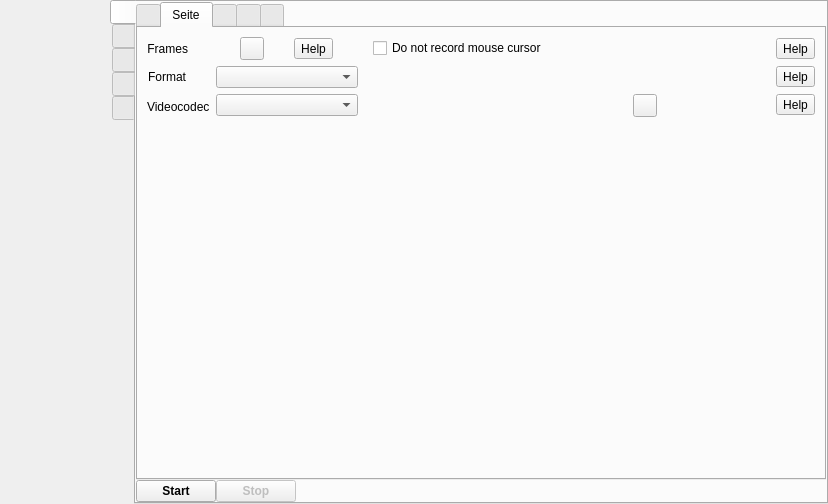
First picture: the form in src/wayland/formMainWindow_wl.ui, repository vkohaupt/vokoscreenNG, before the edit.
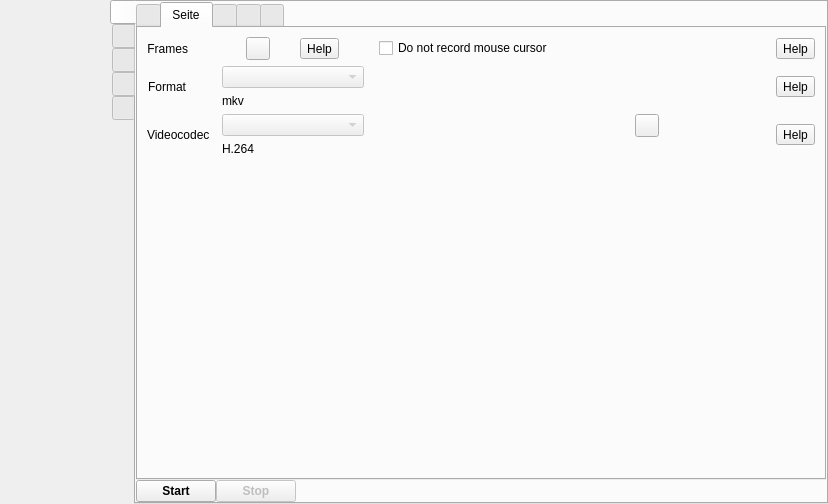
Second picture: the form after the edit. Icons and pictures are not drawn.

The edit to the form file:
```diff
--- a/src/wayland/formMainWindow_wl.ui
+++ b/src/wayland/formMainWindow_wl.ui
@@ -1106,31 +1106,8 @@
                        </property>
                       </widget>
                      </item>
-                     <item>
-                      <spacer name="verticalSpacer_11">
-                       <property name="orientation">
-                        <enum>Qt::Vertical</enum>
-                       </property>
-                       <property name="sizeType">
-                        <enum>QSizePolicy::Preferred</enum>
-                       </property>
-                       <property name="sizeHint" stdset="0">
-                        <size>
-                         <width>30</width>
-                         <height>40</height>
-                        </size>
-                       </property>
-                      </spacer>
-                     </item>
                     </layout>
                    </item>
-                   <item row="1" column="1">
-                    <widget class="QComboBox" name="comboBoxFormat">
-                     <property name="sizeAdjustPolicy">
-                      <enum>QComboBox::AdjustToContents</enum>
-                     </property>
-                    </widget>
-                   </item>
                    <item row="1" column="3">
                     <widget class="QToolButton" name="help_screencast_format">
                      <property name="toolTip">
@@ -1161,16 +1138,6 @@
                      </property>
                     </widget>
                    </item>
-                   <item row="2" column="1" alignment="Qt::AlignTop">
-                    <widget class="QComboBox" name="comboBoxVideoCodec">
-                     <property name="sizeAdjustPolicy">
-                      <enum>QComboBox::AdjustToContents</enum>
-                     </property>
-                     <property name="minimumContentsLength">
-                      <number>14</number>
-                     </property>
-                    </widget>
-                   </item>
                    <item row="0" column="3">
                     <widget class="QToolButton" name="help_screencast_nomousecursor">
                      <property name="toolTip">
@@ -1207,7 +1174,7 @@
                        <number>6</number>
                       </property>
                       <property name="leftMargin">
-                       <number>0</number>
+                       <number>6</number>
                       </property>
                       <property name="topMargin">
                        <number>0</number>
@@ -1245,20 +1212,6 @@
                      </layout>
                     </widget>
                    </item>
-                   <item row="2" column="0">
-                    <layout class="QVBoxLayout" name="verticalLayout_22">
-                     <property name="topMargin">
-                      <number>6</number>
-                     </property>
-                     <item alignment="Qt::AlignTop">
-                      <widget class="QLabel" name="labelVideoCodec">
-                       <property name="text">
-                        <string>Videocodec</string>
-                       </property>
-                      </widget>
-                     </item>
-                    </layout>
-                   </item>
                    <item row="0" column="2">
                     <widget class="QFrame" name="frame">
                      <layout class="QHBoxLayout" name="horizontalLayout_3">
@@ -1278,6 +1231,64 @@
                      </layout>
                     </widget>
                    </item>
+                   <item row="2" column="1">
+                    <layout class="QVBoxLayout" name="verticalLayout_28">
+                     <property name="leftMargin">
+                      <number>6</number>
+                     </property>
+                     <item>
+                      <widget class="QComboBox" name="comboBoxVideoCodec">
+                       <property name="enabled">
+                        <bool>false</bool>
+                       </property>
+                       <property name="sizeAdjustPolicy">
+                        <enum>QComboBox::AdjustToContents</enum>
+                       </property>
+                       <property name="minimumContentsLength">
+                        <number>14</number>
+                       </property>
+                      </widget>
+                     </item>
+                     <item>
+                      <widget class="QLabel" name="label_16">
+                       <property name="text">
+                        <string>H.264</string>
+                       </property>
+                      </widget>
+                     </item>
+                    </layout>
+                   </item>
+                   <item row="1" column="1">
+                    <layout class="QVBoxLayout" name="verticalLayout_30">
+                     <property name="leftMargin">
+                      <number>6</number>
+                     </property>
+                     <item>
+                      <widget class="QComboBox" name="comboBoxFormat">
+                       <property name="enabled">
+                        <bool>false</bool>
+                       </property>
+                       <property name="sizeAdjustPolicy">
+                        <enum>QComboBox::AdjustToContents</enum>
+                       </property>
+                      </widget>
+                     </item>
+                     <item>
+                      <widget class="QLabel" name="label_17">
+                       <property name="text">
+                        <string>mkv</string>
+                       </property>
+                      </widget>
+                     </item>
+                    </layout>
+                   </item>
+                   <item row="2" column="0">
+                    <widget class="QLabel" name="labelVideoCodec">
+                     <property name="text">
+                      <string>Videocodec</string>
+                     </property>
+                    </widget>
+                   </item>
                   </layout>
                  </item>
                 </layout>
```
Left out of the diff: 2 changed lines with no effect on the pictures.
